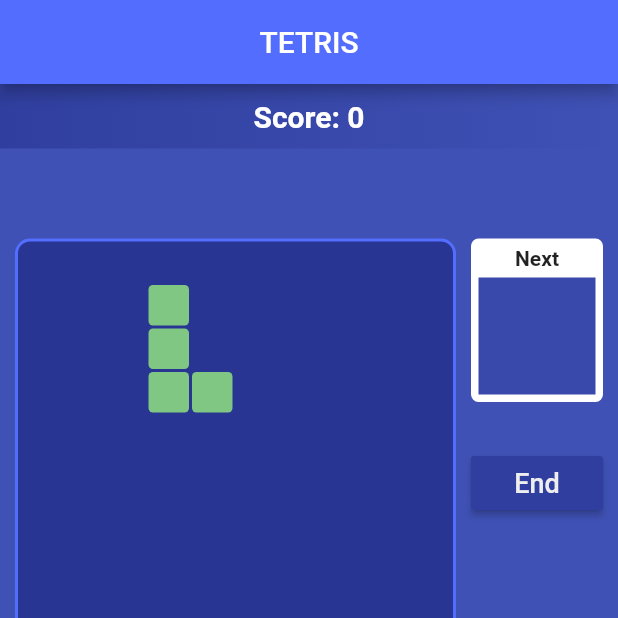
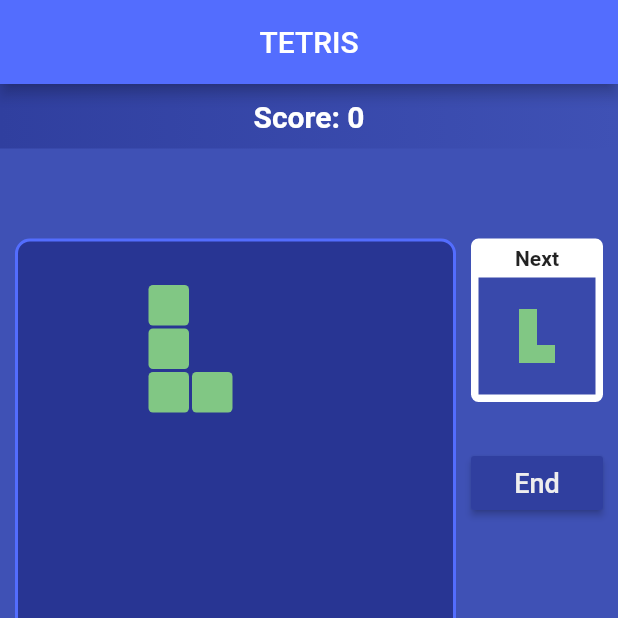
Before and after one commit to johnjeuel/flutter-tetris, a Flutter app: the screen it shows after launch, after a tap on "Start", on a phone screen of 412 x 824 dp, the top half of it. Run offline on Flutter 3.47's test engine with Material 2 defaults, Android fonts, the light colour scheme and no system bars.

Commit message:
full game finished

```diff
--- a/lib/main.dart
+++ b/lib/main.dart
@@ -1,11 +1,16 @@
-import 'package:flutter/cupertino.dart';
+import 'package:flutter_tetris/provider/data.dart';
+import 'package:provider/provider.dart';
 import 'package:flutter/material.dart';
 import 'package:flutter_tetris/modules/game.dart';
 import 'package:flutter_tetris/modules/next_block.dart';
+import 'package:flutter/services.dart';
 import 'modules/score_bar.dart';
 
 void main() {
-  runApp(const TetrisApp());
+  runApp(ChangeNotifierProvider(
+      create: (context) => Data(),
+      child: const TetrisApp(),
+  ));
 }
 
 class TetrisApp extends StatefulWidget {
@@ -20,6 +25,8 @@ class _TetrisAppState extends State<TetrisApp> {
 
   @override
   Widget build(BuildContext context) {
+    final _dataProvider = Provider.of<Data>(context, listen: true);
+    SystemChrome.setPreferredOrientations([DeviceOrientation.portraitUp]);
     return MaterialApp(
       home: Scaffold(
         appBar: AppBar(
@@ -31,8 +38,8 @@ class _TetrisAppState extends State<TetrisApp> {
         body: SafeArea(
           child: Column(
             children: <Widget>[
-              ScoreBar(),
-              SizedBox(height: 50),
+              const ScoreBar(),
+              const SizedBox(height: 50),
               Expanded(
                   child: Row(
                     crossAxisAlignment: CrossAxisAlignment.start,
@@ -55,7 +62,7 @@ class _TetrisAppState extends State<TetrisApp> {
                               SizedBox(height: 30),
                               RaisedButton(
                                   child: Text(
-                                    _keyGame.currentContext != null && _keyGame.currentState!.isPlaying ? 'End'
+                                    _dataProvider.isPlaying ? 'End'
                                     : 'Start',
                                     style: TextStyle(
                                       fontSize: 18,
@@ -63,11 +70,9 @@ class _TetrisAppState extends State<TetrisApp> {
                                     ),
                                   ),
                                   onPressed: (){
-                                    setState(() {
-                                      _keyGame.currentState != null && _keyGame.currentState!.isPlaying
+                                      _dataProvider.isPlaying
                                           ? _keyGame.currentState!.endGame()
                                           : _keyGame.currentState!.startGame();
-                                    });
                                   },
                                 color: Colors.indigo.shade700,
                               )
--- a/lib/modules/block.dart
+++ b/lib/modules/block.dart
@@ -18,7 +18,7 @@ class Block {
 
   Block(this.orientations, Color color, this.orientationIndex) {
     x = 3;
-    y = -width - 1;
+    y = -height;
     this.color = color;
   }
 
--- a/lib/modules/game.dart
+++ b/lib/modules/game.dart
@@ -3,8 +3,18 @@ import 'dart:async';
 
 import 'package:flutter/material.dart';
 import 'package:flutter_tetris/config/app_constants.dart';
+import 'package:provider/provider.dart';
+import '../provider/data.dart';
+import 'sub_block.dart';
+import 'block.dart';
 
-import 'block.dart';
+enum Collision {
+  landed,
+  landedBlock,
+  hitWall,
+  hitBlock,
+  none
+}
 
 class Game extends StatefulWidget {
   Game({Key? key}) : super(key: key);
@@ -19,7 +29,13 @@ class GameState extends State<Game> {
   double? subBlockWidth;
   Block? block;
   Timer? timer;
-  bool isPlaying = false;
+  // bool isPlaying = false;
+  // int? score;
+  bool isGameOver = false;
+
+  BlockMovement? action;
+
+  List<SubBlock> oldSubBlocks = [];
 
   Block getNewBlock() {
     int blockType = Random().nextInt(7);
@@ -47,17 +63,115 @@ class GameState extends State<Game> {
   }
 
   void startGame() {
-    isPlaying = true;
+    Provider.of<Data>(context, listen: false).setIsPlaying(true);
+    Provider.of<Data>(context, listen: false).setScore(0);
+
+    isGameOver = false;
+    oldSubBlocks = <SubBlock>[];
     RenderBox? renderBoxGame = _keyGameArea.currentContext?.findRenderObject()! as RenderBox;
     subBlockWidth = (renderBoxGame.size.width - gameAreaBorderWidth * 2) / blocksX;
+    Provider.of<Data>(context, listen: false).setNextBlock(getNewBlock());
     block = getNewBlock();
     timer = Timer.periodic(duration, onPlay);
   }
 
+  void updateScore() {
+    var combo = 1;
+    Map<int, int> rows = Map();
+    List<int> rowsToBeRemoved = <int>[];
+
+    oldSubBlocks?.forEach((subBlock) {
+      rows.update(subBlock!.y!, (value) => ++value, ifAbsent: () => 1);
+    });
+
+    rows.forEach((rowNum, count) {
+      if (count == blocksX) {
+        Provider.of<Data>(context, listen: false).addScore(combo++);
+
+        rowsToBeRemoved.add(rowNum);
+      }
+    });
+
+    if(rowsToBeRemoved.length > 0){
+      removeRows(rowsToBeRemoved);
+    }
+  }
+
+  void removeRows(List<int> rowsTobeRemoved) {
+    rowsTobeRemoved.sort();
+    rowsTobeRemoved.forEach((rowNum) {
+      oldSubBlocks.removeWhere((subBlock) => subBlock.y == rowNum);
+      oldSubBlocks.forEach((subBlock) {
+        if(subBlock!.y! < rowNum){
+          subBlock!.y! + 1;
+        }
+      });
+    });
+  }
+
   void onPlay(Timer timer) {
+    var status = Collision.none;
+
     setState(() {
+        if(action != null) {
+          if(!checkOnEdge(action!)) {
+            block!.move(action!);
+          }
+        }
+
+        for(var oldSubBlock in oldSubBlocks) {
+          for(var subBlock in block!.subBlocks){
+            var x = block!.x! + subBlock!.x;
+            var y = block!.y! + subBlock!.y;
+            if(x == oldSubBlock!.x && y == oldSubBlock!.y) {
+              switch(action) {
+                case BlockMovement.left:
+                  block!.move(BlockMovement.right);
+                  break;
+                case BlockMovement.right:
+                  block!.move(BlockMovement.left);
+                  break;
+                case BlockMovement.rotateClockwise:
+                  block!.move(BlockMovement.rotateCounterClockwise);
+                  break;
+              }
+            }
+
+          }
+        }
+
+        if(!checkAtBottom()) {
+          if(!checkAboveBlock()){
             block!.move(BlockMovement.down);
+          } else {
+            status = Collision.landedBlock;
+          }
+
+        } else {
+          status = Collision.landed;
+        }
+
+        if(status == Collision.landedBlock && block!.y! < 0){
+          isGameOver = true;
+          endGame();
+        } else if(status == Collision.landed || status == Collision.landedBlock) {
+          block!.subBlocks!.forEach((subBlock) {
+            subBlock!.x = subBlock!.x! + block!.x!;
+            subBlock!.y = subBlock!.y! + block!.y!;
+            oldSubBlocks.add(subBlock);
           });
+
+          block = Provider.of<Data>(context, listen: false).nextBlock;
+          Provider.of<Data>(context, listen: false).setNextBlock(getNewBlock());
+        }
+
+        action = null;
+        updateScore();
+    });
+  }
+
+  bool checkAtBottom() {
+    return block!.y! + block!.height == blocksY;
   }
 
   Positioned getPositionedSquareContainer(Color color, int x, int y) {
@@ -77,7 +191,7 @@ class GameState extends State<Game> {
   }
 
   void endGame() {
-      isPlaying = false;
+    Provider.of<Data>(context, listen: false).setIsPlaying(false);
     timer!.cancel();
   }
 
@@ -89,12 +203,72 @@ class GameState extends State<Game> {
       subBlocks.add(getPositionedSquareContainer(subBlock.color, subBlock.x + block!.x, subBlock.y + block!.y));
     });
 
+    oldSubBlocks?.forEach((element) {
+      subBlocks.add(getPositionedSquareContainer(element.color!, element.x!, element.y!));
+    });
+
+    if(isGameOver) {
+      subBlocks.add(getGameOverRect());
+    }
+
     return Stack(children: subBlocks);
+  }
+
+  Positioned getGameOverRect() {
+    return Positioned(
+        child: Container(
+          width: subBlockWidth! * 8,
+          height: subBlockWidth! * 3,
+          alignment:  Alignment.center,
+          decoration: const BoxDecoration(
+            borderRadius: BorderRadius.all(Radius.circular(10)),
+            color: Colors.red
+          ),
+          child: const Text('Game Over',
+            style: TextStyle(
+              fontSize: 30,
+              fontWeight: FontWeight.bold,
+              color: Colors.white
+            ),
+          ),
+        ),
+      left: subBlockWidth! * 1,
+        top: subBlockWidth! * 6,
+    );
+  }
+
+  bool checkAboveBlock() {
+    for(var oldSubBlock in oldSubBlocks) {
+      for(var subBlock in block!.subBlocks){
+        var x = block!.x! + subBlock.x;
+        var y = block!.y! + subBlock.y;
+        if(x == oldSubBlock.x && y + 1 == oldSubBlock.y) {
+          return true;
+        }
+      }
+    }
+    return false;
+  }
+
+  bool checkOnEdge(BlockMovement action) {
+    return (action == BlockMovement.left && block!.x! <= 0) ||
+        (action == BlockMovement.right && block!.x! + block!.width >= blocksX);
   }
 
   @override
   Widget build(BuildContext context) {
-    return AspectRatio(
+    return GestureDetector(
+      onHorizontalDragUpdate: (details) {
+        if(details.delta.dx > 0) {
+          action = BlockMovement.right;
+        } else {
+          action = BlockMovement.left;
+        }
+      },
+      onTap: () {
+        action = BlockMovement.rotateClockwise;
+      },
+      child: AspectRatio(
         aspectRatio: blocksX / blocksY,
         child: Container(
           key: _keyGameArea,
@@ -108,6 +282,7 @@ class GameState extends State<Game> {
           ),
           child: drawBlocks(),
         ),
+      ),
     );
   }
 }
--- a/lib/modules/next_block.dart
+++ b/lib/modules/next_block.dart
@@ -1,4 +1,7 @@
 import 'package:flutter/material.dart';
+import 'package:provider/provider.dart';
+
+import '../provider/data.dart';
 
 class NextBlock extends StatefulWidget {
   const NextBlock({Key? key}) : super(key: key);
@@ -16,21 +19,24 @@ class _NextBlockState extends State<NextBlock> {
         color: Colors.white,
       ),
       width: double.infinity,
-      padding: EdgeInsets.all(5),
+      padding: const EdgeInsets.all(5),
       child: Column(
         mainAxisSize: MainAxisSize.min,
         children: [
-          Text(
+          const Text(
             'Next',
             style: TextStyle(
               fontWeight: FontWeight.bold
             ),
           ),
-          SizedBox(height: 5),
+          const SizedBox(height: 5),
           AspectRatio(
               aspectRatio: 1,
             child: Container(
               color: Colors.indigo.shade600,
+              child: Center(
+                child: Provider.of<Data>(context, listen: false).getNextBlockWidget(),
+              ),
             ),
           )
         ],
--- a/lib/modules/score_bar.dart
+++ b/lib/modules/score_bar.dart
@@ -1,4 +1,7 @@
 import 'package:flutter/material.dart';
+import 'package:provider/provider.dart';
+
+import '../provider/data.dart';
 
 class ScoreBar extends StatefulWidget {
   const ScoreBar({Key? key}) : super(key: key);
@@ -25,7 +28,7 @@ class _ScoreBarState extends State<ScoreBar> {
           Padding(
               padding: EdgeInsets.all(10),
               child: Text(
-                'Score: 0',
+                'Score: ${Provider.of<Data>(context).score}',
                 style: TextStyle(
                   fontSize: 20,
                   fontWeight: FontWeight.bold,
--- /dev/null
+++ b/lib/provider/data.dart
@@ -0,0 +1,64 @@
+
+import 'package:flutter/material.dart';
+
+import '../modules/block.dart';
+
+class Data with ChangeNotifier {
+  int score = 0;
+  bool isPlaying = false;
+  Block? nextBlock;
+
+  void setScore(int score) {
+    this.score = score;
+    notifyListeners();
+  }
+
+  void addScore(int score){
+    this.score += score;
+    notifyListeners();
+  }
+
+  void setIsPlaying(bool isPlaying) {
+    this.isPlaying = isPlaying;
+    notifyListeners();
+  }
+
+  void setNextBlock(Block nextBlock) {
+    this.nextBlock = nextBlock;
+    notifyListeners();
+  }
+
+  Widget getNextBlockWidget() {
+    if(!isPlaying) return Container();
+
+    var width = nextBlock!.width;
+    var height = nextBlock!.height;
+    var color;
+
+    List<Widget> columns = [];
+
+    for(var y = 0; y < height; ++y) {
+      List<Widget> rows = [];
+      for(var x = 0; x < width; ++x) {
+        if(nextBlock!.subBlocks
+        .where((subBlock) => subBlock!.x == x && subBlock!.y == y)
+        .length > 0
+        ) {
+          color = nextBlock!.color;
+        } else {
+          color = Colors.transparent;
+        }
+
+        rows.add(Container(width: 12, height: 12, color: color,));
+      }
+
+      columns.add(
+        Row(mainAxisAlignment: MainAxisAlignment.center, children: rows,)
+      );
+    }
+    return Column(
+      mainAxisAlignment: MainAxisAlignment.center,
+      children: columns,
+    );
+  }
+}
--- a/pubspec.yaml
+++ b/pubspec.yaml
@@ -29,6 +29,7 @@ environment:
 dependencies:
   flutter:
     sdk: flutter
+  provider: ^6.0.2
 
 
   # The following adds the Cupertino Icons font to your application.
```
Also changed, not shown: pubspec.lock. Lines whose indentation alone changed are shown as unchanged.
